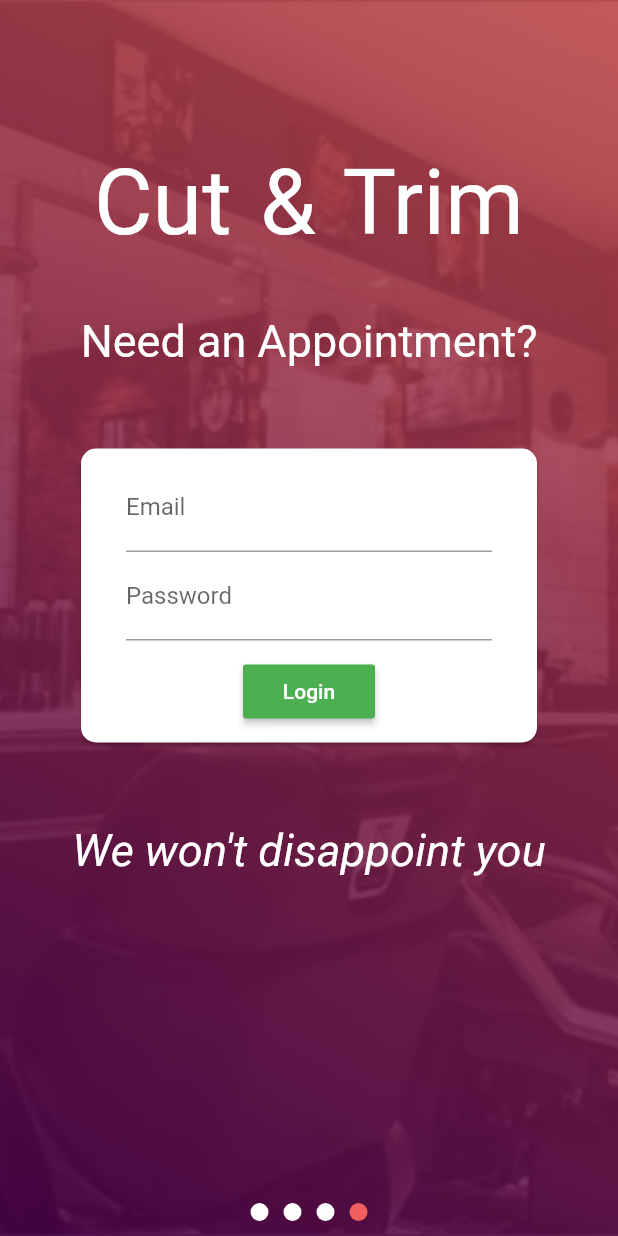
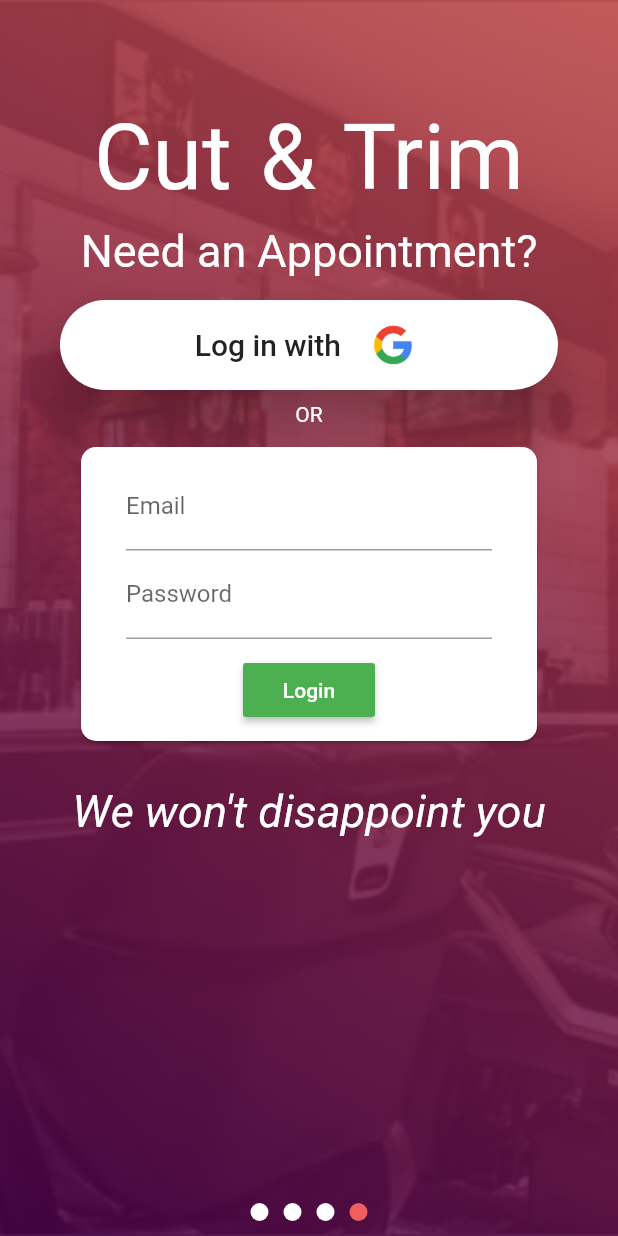
Before and after one commit to dscgcelt/salon-app, a Flutter app: the screen it shows after launch, swiped to page 4, on a phone screen of 412 x 824 dp. Run offline on Flutter 3.47's test engine with Material 2 defaults, Android fonts, the phone set to English and light mode, and no system bars; drawn by our look-alikes of page_indicator; our stand-ins replace datetime_picker_formfield.

Commit message:
Updated and fixed UI

```diff
--- a/lib/onboarding/heading.dart
+++ b/lib/onboarding/heading.dart
@@ -4,7 +4,7 @@ class HeadingWidget extends StatelessWidget {
   Widget build(BuildContext context) {
     return Center(
       child: Container(
-        margin: EdgeInsets.only(top:100.0),
+        margin: EdgeInsets.only(top:70.0),
         child: Text(
           "Cut & Trim",
           style: TextStyle(fontSize: 60.0, color: Colors.white,wordSpacing: 4.0,),
--- a/lib/onboarding/pages/login_page.dart
+++ b/lib/onboarding/pages/login_page.dart
@@ -15,22 +15,25 @@ class MyLoginPage extends StatelessWidget {
     return Scaffold(
        body: Stack(
         children: <Widget>[
-        //   Container(
-        //   color: Colors.blueAccent,
-        // ),
-
       ImageWithGradient(_backgroundImage),
       ListView(
               children:<Widget>[ Column(
           children: <Widget>[
             HeadingWidget(),
-            Container(
-              padding: EdgeInsets.all(20.0),
-            ),
+            SizedBox(height: 10.0),
+            // Container(
+            //   padding: EdgeInsets.all(20.0),
+            // ),
             Text(_subheading,
                 style: TextStyle(fontSize: 30.0, color: Colors.white)),
+                SizedBox(height: 10.0),
+                _GoogleLoginBtn(),
+                SizedBox(height: 8.0),
+                Text('OR',
+                style: TextStyle(color: Colors.white),
+                ),
             Container(
-              margin: EdgeInsets.all(50.0),
+              margin: EdgeInsets.fromLTRB(50.0, 10.0, 50.0, 25.0),
               child: Card(
                 shape: RoundedRectangleBorder(
                     borderRadius: BorderRadius.circular(10.0)),
@@ -72,9 +75,6 @@ class MyLoginPage extends StatelessWidget {
                 ),
               ),
             ),
-            // Container(
-            //   padding: EdgeInsets.all(10.0),
-            // ),
             Text(_footer,
                 style: TextStyle(
                     fontSize: 30.0,
@@ -91,4 +91,35 @@ class MyLoginPage extends StatelessWidget {
        ),
     );
   }
+  Widget _GoogleLoginBtn(){
+    return Padding(
+      padding: EdgeInsets.fromLTRB(40.0, 5.0, 40.0, 0.0),
+      child: Material(
+        borderRadius: BorderRadius.circular(30.0),
+        child:MaterialButton(
+        child: Row(
+          mainAxisAlignment: MainAxisAlignment.center,
+          children: <Widget>[
+            Text('Log in with   ',
+             style: TextStyle(fontSize: 20.0),
+            ),
+            Image(image: AssetImage('images/google_logo.png'),
+             height: 60.0,
+             width: 40.0,
+             fit: BoxFit.contain,
+            )
+          ],
+
+        ),
+        splashColor: Colors.green,
+        height: 45.0,
+        minWidth: 45.0,
+        onPressed: (){},
+      ),
+        // shape: RoundedRectangleBorder(borderRadius: BorderRadius.circular(10.0)),
+        color: Colors.white,
+        elevation: 15.0,
+      ),
+    );
+  }
 }
--- a/pubspec.yaml
+++ b/pubspec.yaml
@@ -51,6 +51,7 @@ flutter:
      - images/salon_shop.png
      - images/shaving_pic.png
      - images/profile_overview.png
+     - images/google_logo.png
 
   # An image asset can refer to one or more resolution-specific "variants", see
   # https://flutter.io/assets-and-images/#resolution-aware.
```
Also changed, not shown: images/google_logo.png (added).
